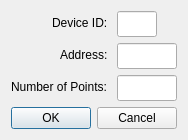
The window that src/dialogs/dialogsetuppresetdata.ui (sanny32/OpenModSim) describes before a commit, drawn with Qt 5.
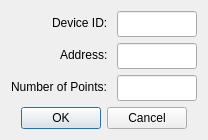
The same window after the commit. Custom widgets are drawn as their Qt base class.

What changed in the file:
```diff
--- a/src/dialogs/dialogsetuppresetdata.ui
+++ b/src/dialogs/dialogsetuppresetdata.ui
@@ -6,8 +6,8 @@
    <rect>
     <x>0</x>
     <y>0</y>
-    <width>187</width>
-    <height>132</height>
+    <width>203</width>
+    <height>136</height>
    </rect>
   </property>
   <property name="windowTitle">
@@ -40,7 +40,7 @@
      </property>
      <property name="maximumSize">
       <size>
-       <width>40</width>
+       <width>80</width>
        <height>16777215</height>
       </size>
      </property>
@@ -69,7 +69,7 @@
      </property>
      <property name="maximumSize">
       <size>
-       <width>60</width>
+       <width>80</width>
        <height>16777215</height>
       </size>
      </property>
@@ -98,7 +98,7 @@
      </property>
      <property name="maximumSize">
       <size>
-       <width>60</width>
+       <width>80</width>
        <height>16777215</height>
       </size>
      </property>
```
